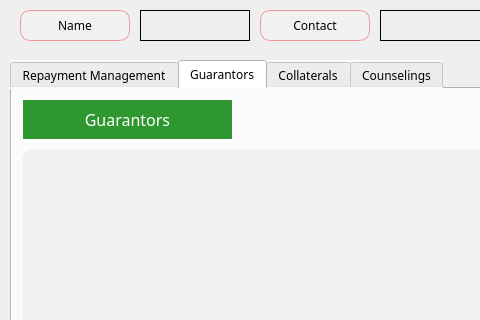
DY-Microfinance-Customer-Management/dymf-algorithm, file app/src/pages/repayment/single.ui: the form before one commit; both pictures show x 0 to 480 and y 0 to 320 of the 1461 by 702 pixel window.
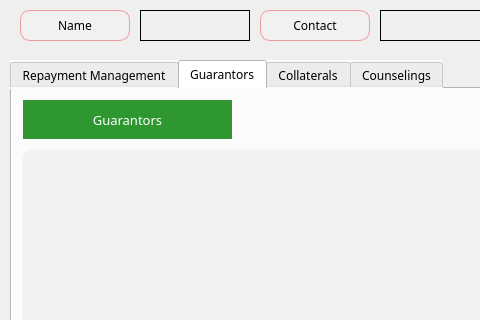
The form after the commit. The open tabs and pages were chosen to show the change.

The edit to the form file:
```diff
--- a/app/src/pages/repayment/single.ui
+++ b/app/src/pages/repayment/single.ui
@@ -1540,7 +1540,7 @@
       <property name="font">
        <font>
         <family>Arial Black</family>
-        <pointsize>12</pointsize>
+        <pointsize>10</pointsize>
        </font>
       </property>
       <property name="styleSheet">
```
Left out of the diff: 4 changed lines with no effect on the pictures.
